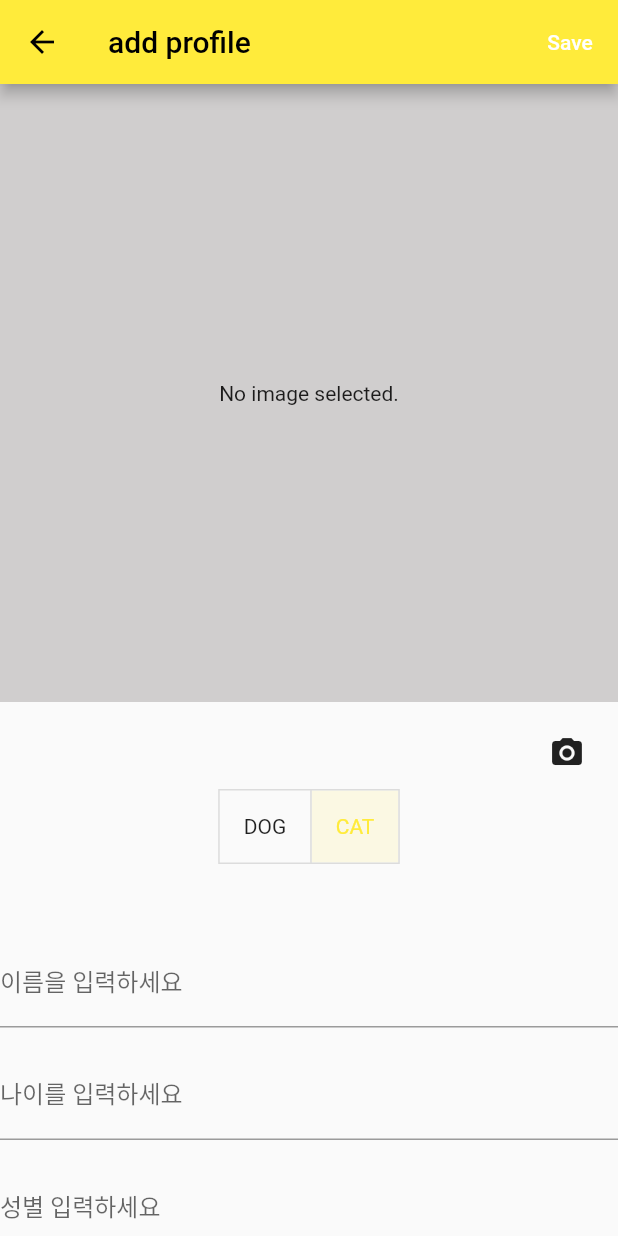
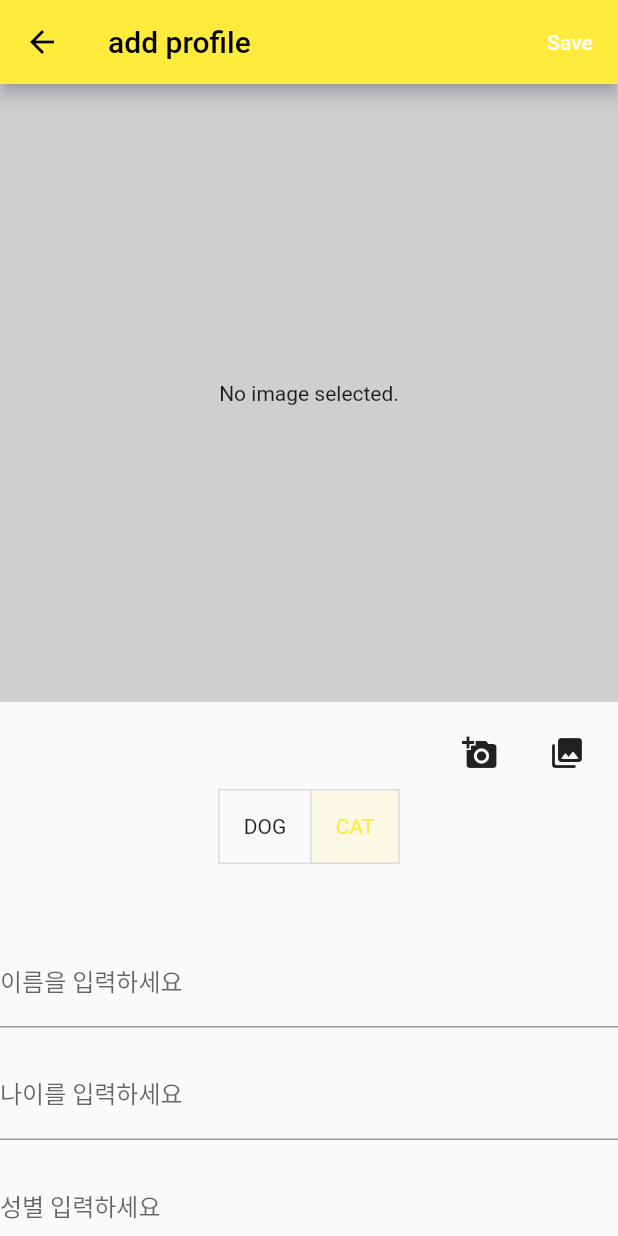
Before and after one commit to skqhfla/team_project, a Flutter app: the AddProfile screen opened directly, on a phone screen of 412 x 824 dp. Run offline on Flutter 3.47's test engine with Material 2 defaults, Android fonts, the light colour scheme and no system bars; our stand-ins replace cloud_firestore, file_picker, firebase_auth, firebase_core, firebase_storage, google_maps_flutter and 1 more; missing offline and left inert: tflite; accounts and stored records are empty.

Commit message:
add camera function

```diff
--- a/lib/addprofile.dart
+++ b/lib/addprofile.dart
@@ -119,17 +119,34 @@ class _AddProfileState extends State<AddProfile> {
                         : Image.file(File(_image!.path)),
                   ),
                 ),
+                Row(
+                  mainAxisAlignment: MainAxisAlignment.end,
+                  children: [
                     Padding(
                       padding: const EdgeInsets.fromLTRB(0, 10, 10, 0),
                       child: Align(
                         alignment: Alignment.centerRight,
                         child: IconButton(
-                      icon: const Icon(Icons.camera_alt),
+                          icon: const Icon(Icons.add_a_photo),
+                          onPressed: () async {
+                            await getImage(ImageSource.camera);
+                          },
+                        ),
+                      ),
+                    ),
+                    Padding(
+                      padding: const EdgeInsets.fromLTRB(0, 10, 10, 0),
+                      child: Align(
+                        alignment: Alignment.centerRight,
+                        child: IconButton(
+                          icon: const Icon(Icons.collections_rounded),
                           onPressed: () async {
                             await getImage(ImageSource.gallery);
                           },
                         ),
                       ),
+                    ),
+                  ],
                 ),
                 ToggleButtons(
                   children: [
@@ -145,11 +162,12 @@ class _AddProfileState extends State<AddProfile> {
                   isSelected: isSelected,
                   onPressed: (index) {
                     // Respond to button selection
-                    setState(() {
+                    setState(
+                      () {
                         isSelected[index] = !isSelected[index];
-                      if(index == 0){
+                        if (index == 0) {
                           isSelected[1] = !isSelected[1];
-                      }else{
+                        } else {
                           isSelected[0] = !isSelected[0];
                         }
                       },
@@ -158,7 +176,6 @@ class _AddProfileState extends State<AddProfile> {
                 ),
               ],
             ),
-
             SizedBox(
               height: 50,
             ),
@@ -256,16 +273,14 @@ class _AddProfileState extends State<AddProfile> {
     setState(() {
       _outputs = output;
       print(_outputs![0]['label'].toString().toUpperCase());
-      if(_outputs![0]['label'].toString().toUpperCase() == "CAT"){
+      if (_outputs![0]['label'].toString().toUpperCase() == "CAT") {
         isSelected[0] = false;
         isSelected[1] = true;
-      }
-      else{
+      } else {
         print(_outputs![0]['label'].toString().toUpperCase());
         isSelected[0] = true;
         isSelected[1] = false;
       }
     });
   }
-
 }
```
Lines whose indentation alone changed are shown as unchanged.
